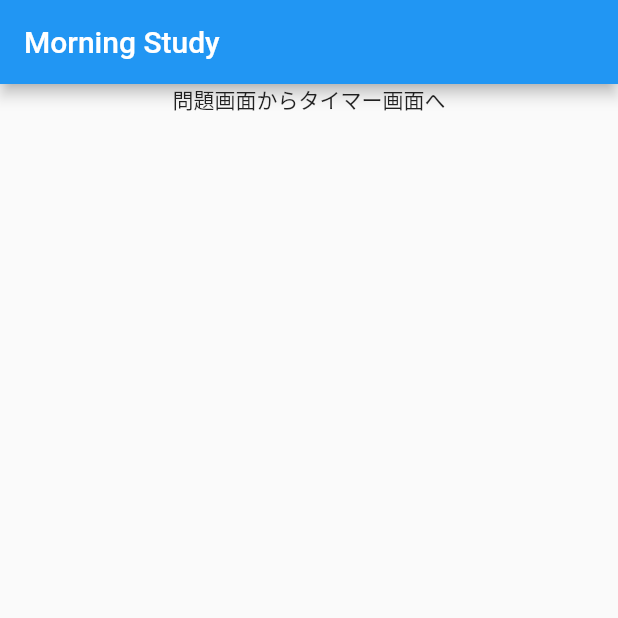
After one commit to ikdBSK/team10, a Flutter app: the screen it shows after launch, on a phone screen of 412 x 824 dp, the top half of it. The commit adds this screen. Run offline on Flutter 3.47's test engine with Material 2 defaults, Android fonts, the phone set to English and light mode, and no system bars.

Commit message:
必要であるページをすべて作成しました． 中身はほぼほぼ空っぽです．

```diff
--- /dev/null
+++ b/lib/screens/question_page.dart
@@ -0,0 +1,43 @@
+//アラームを止めるための問題を解くページ
+import 'package:flutter/cupertino.dart';
+import 'package:flutter/material.dart';
+import 'timer_page.dart';
+
+class QuestionPage extends StatefulWidget {
+  @override
+  _QuestionPageState createState() => _QuestionPageState();
+}
+
+class _QuestionPageState extends State<QuestionPage> {
+  @override
+  Widget build(BuildContext context) {
+    return Scaffold(
+      appBar: AppBar(
+        title: Text('Morning Study'),
+      ),
+      body: Column(
+        children: <Widget>[
+          //現在時刻表示
+          //問題
+          GestureDetector(
+            onTap: (){
+              Navigator.push(
+                context,
+                MaterialPageRoute(
+                  builder: (content) => TimerPage(),
+                ),
+              );
+            },
+            child: Container(
+              child: Center(
+                child: Text(
+                  '問題画面からタイマー画面へ',
+                ),
+              ),
+            ),
+          )
+        ],
+      ),
+    );
+  }
+}
```
Also changed, not shown: lib/main.dart (+6 -107 lines), lib/screens/calendar_page.dart (added, +14 -0 lines), lib/screens/setting_page.dart (added, +14 -0 lines), lib/screens/timer_page.dart (added, +19 -0 lines), pubspec.yaml (+0 -53 lines), 2 other files.
